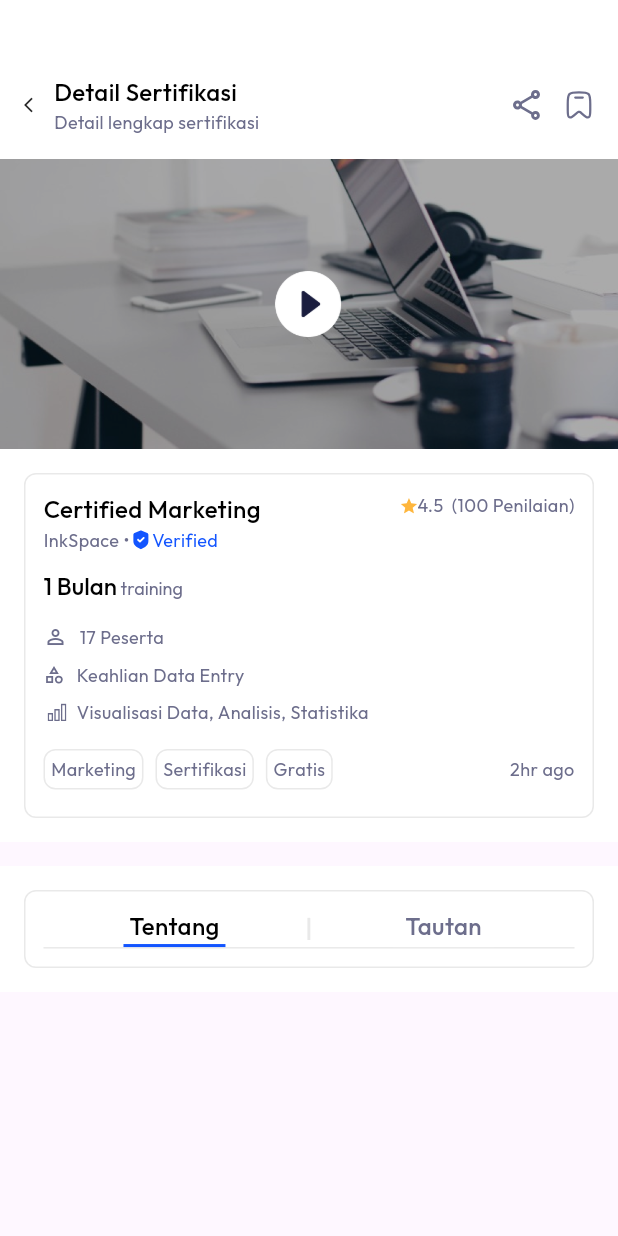
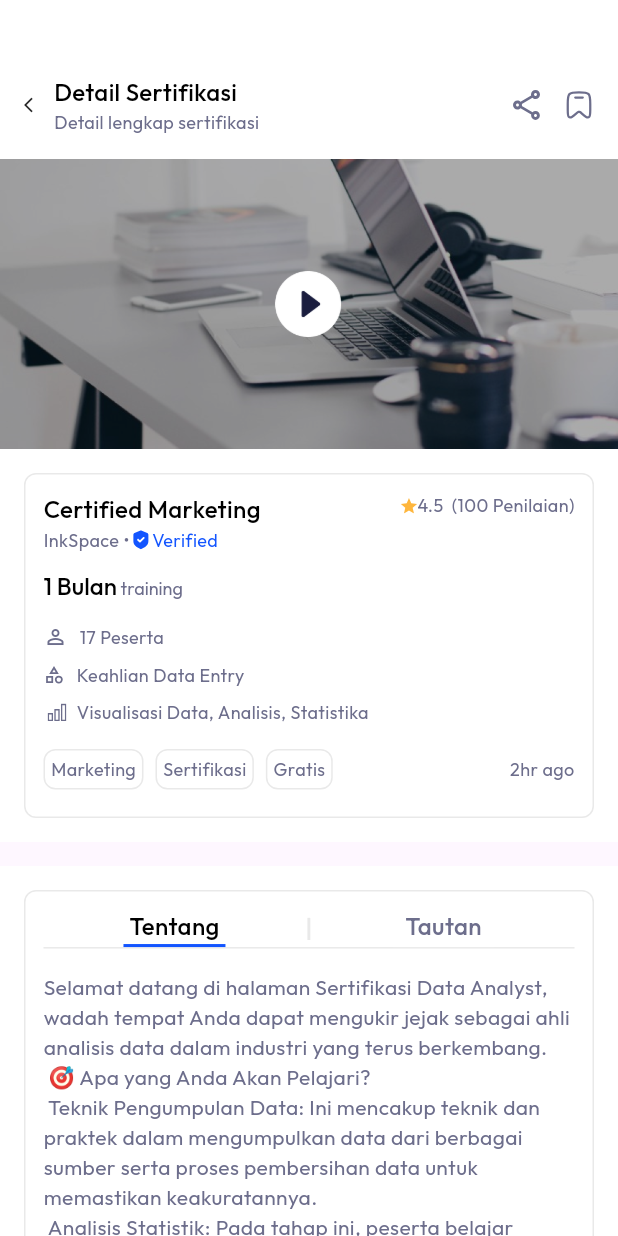
Before and after one commit to indahgithaa/includemy, a Flutter app: the SertifikasiPage screen opened directly, after a tap on "Certified Marketing", on a phone screen of 412 x 824 dp. Run offline on Flutter 3.47's test engine with Material 3 defaults, Android fonts, the phone set to English and light mode, and no system bars; our stand-ins replace flutter_svg, google_fonts, video_player.

Commit message:
style: tentang tab

```diff
--- a/lib/app/pages/certi_detail_page.dart
+++ b/lib/app/pages/certi_detail_page.dart
@@ -439,6 +439,10 @@ class _DetailSertificatePageState extends State<DetailSertificatePage> {
                           ],
                         ),
                       ),
+                      SizedBox(height: 16),
+                      SingleChildScrollView(
+                        child: currentTab == 0 ? teksTautan() : widgetTautan(),
+                      ),
                     ],
                   ),
                 ),
@@ -449,4 +453,20 @@ class _DetailSertificatePageState extends State<DetailSertificatePage> {
       )
     );
   }
+
+  Widget teksTautan(){
+    return Expanded(
+      child: Text(
+        widget.deskripsi,
+        style: GoogleFonts.outfit(
+          fontSize: 14,
+          color: ColorStyles.greyText,
+        ),
+      ),
+    );
+  }
+
+  Widget widgetTautan(){
+    return Container();
+  }
 }
--- a/lib/app/pages/sertifikasi_page.dart
+++ b/lib/app/pages/sertifikasi_page.dart
@@ -16,10 +16,11 @@ class SertifikasiPage extends StatefulWidget {
 
 class _SertifikasiPageState extends State<SertifikasiPage> {
   List<List<String>> sertifikasiList = [
-   ["assets/certi-img1.svg", "Certified Marketing", "InkSpace", "4.5", "100", "1 Bulan", "Marketing", "Sertifikasi", "Gratis", "2hr ago", "17", "Keahlian Data Entry", "Visualisasi Data, Analisis, Statistika", "Hi"],
-   ["assets/certi-img1.svg", "Certified Marketing", "InkSpace", "4.5", "100", "1 Bulan", "Marketing", "Sertifikasi", "Gratis", "2hr ago", "17", "Keahlian Data Entry", "Visualisasi Data, Analisis, Statistika", "Hi"],
-   ["assets/certi-img1.svg", "Certified Marketing", "InkSpace", "4.5", "100", "1 Bulan", "Marketing", "Sertifikasi", "Gratis", "2hr ago", "17", "Keahlian Data Entry", "Visualisasi Data, Analisis, Statistika", "Hi"],
-   ["assets/certi-img1.svg", "Certified Marketing", "InkSpace", "4.5", "100", "1 Bulan", "Marketing", "Sertifikasi", "Gratis", "2hr ago", "17", "Keahlian Data Entry", "Visualisasi Data, Analisis, Statistika", "Hi"],
+   ["assets/certi-img1.svg", "Certified Marketing", "InkSpace", "4.5", "100", "1 Bulan", "Marketing", "Sertifikasi", "Gratis", "2hr ago", "17", "Keahlian Data Entry", "Visualisasi Data, Analisis, Statistika", "Selamat datang di halaman Sertifikasi Data Analyst, wadah tempat Anda dapat mengukir jejak sebagai ahli analisis data dalam industri yang terus berkembang. \n 🎯 Apa yang Anda Akan Pelajari? \n Teknik Pengumpulan Data: Ini mencakup teknik dan praktek dalam mengumpulkan data dari berbagai sumber serta proses pembersihan data untuk memastikan keakuratannya. \n Analisis Statistik: Pada tahap ini, peserta belajar konsep dasar statistik yang relevan dengan analisis data. Ini termasuk pengenalan metode statistik untuk merumuskan hipotesis dan mengambil keputusan."],
+   ["assets/certi-img1.svg", "Certified Marketing", "InkSpace", "4.5", "100", "1 Bulan", "Marketing", "Sertifikasi", "Gratis", "2hr ago", "17", "Keahlian Data Entry", "Visualisasi Data, Analisis, Statistika", "Selamat datang di halaman Sertifikasi Data Analyst, wadah tempat Anda dapat mengukir jejak sebagai ahli analisis data dalam industri yang terus berkembang. \n 🎯 Apa yang Anda Akan Pelajari? \n Teknik Pengumpulan Data: Ini mencakup teknik dan praktek dalam mengumpulkan data dari berbagai sumber serta proses pembersihan data untuk memastikan keakuratannya. \n Analisis Statistik: Pada tahap ini, peserta belajar konsep dasar statistik yang relevan dengan analisis data. Ini termasuk pengenalan metode statistik untuk merumuskan hipotesis dan mengambil keputusan."],
+   ["assets/certi-img1.svg", "Certified Marketing", "InkSpace", "4.5", "100", "1 Bulan", "Marketing", "Sertifikasi", "Gratis", "2hr ago", "17", "Keahlian Data Entry", "Visualisasi Data, Analisis, Statistika", "Selamat datang di halaman Sertifikasi Data Analyst, wadah tempat Anda dapat mengukir jejak sebagai ahli analisis data dalam industri yang terus berkembang. \n 🎯 Apa yang Anda Akan Pelajari? \n Teknik Pengumpulan Data: Ini mencakup teknik dan praktek dalam mengumpulkan data dari berbagai sumber serta proses pembersihan data untuk memastikan keakuratannya. \n Analisis Statistik: Pada tahap ini, peserta belajar konsep dasar statistik yang relevan dengan analisis data. Ini termasuk pengenalan metode statistik untuk merumuskan hipotesis dan mengambil keputusan."],
+   ["assets/certi-img1.svg", "Certified Marketing", "InkSpace", "4.5", "100", "1 Bulan", "Marketing", "Sertifikasi", "Gratis", "2hr ago", "17", "Keahlian Data Entry", "Visualisasi Data, Analisis, Statistika", "Selamat datang di halaman Sertifikasi Data Analyst, wadah tempat Anda dapat mengukir jejak sebagai ahli analisis data dalam industri yang terus berkembang. \n 🎯 Apa yang Anda Akan Pelajari? \n Teknik Pengumpulan Data: Ini mencakup teknik dan praktek dalam mengumpulkan data dari berbagai sumber serta proses pembersihan data untuk memastikan keakuratannya. \n Analisis Statistik: Pada tahap ini, peserta belajar konsep dasar statistik yang relevan dengan analisis data. Ini termasuk pengenalan metode statistik untuk merumuskan hipotesis dan mengambil keputusan."],
+
   ];
 
   @override
```
